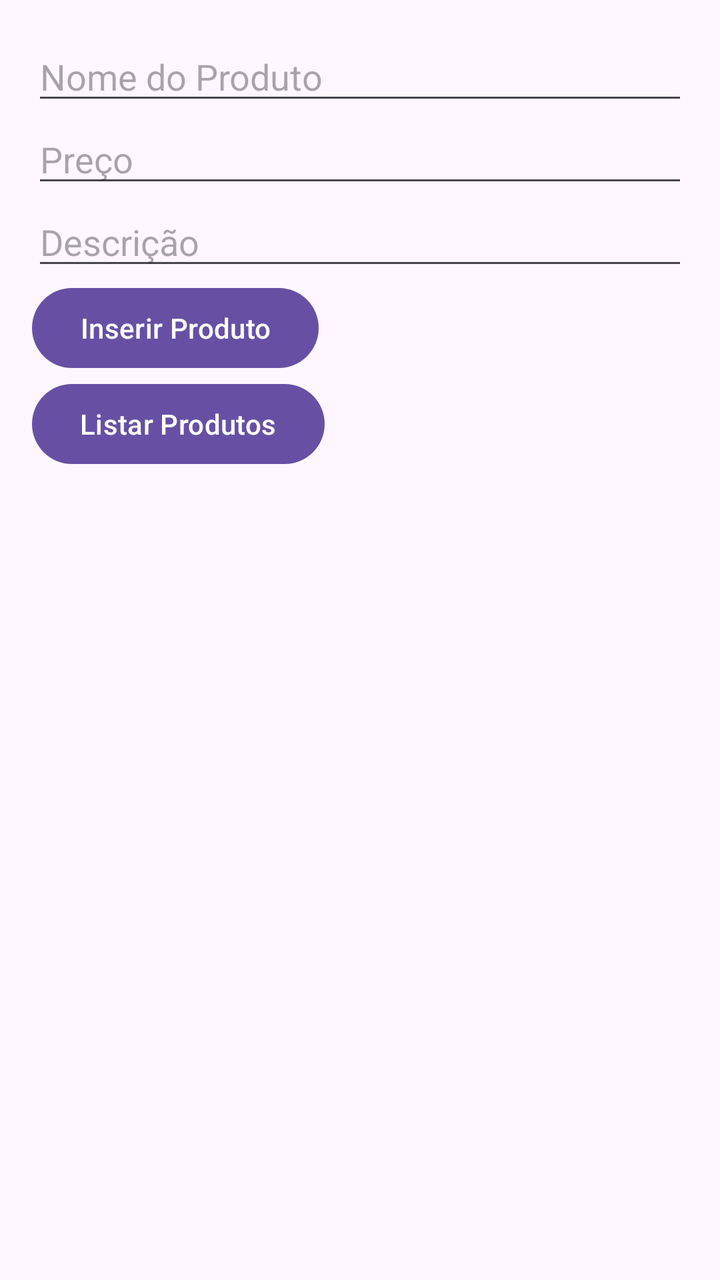
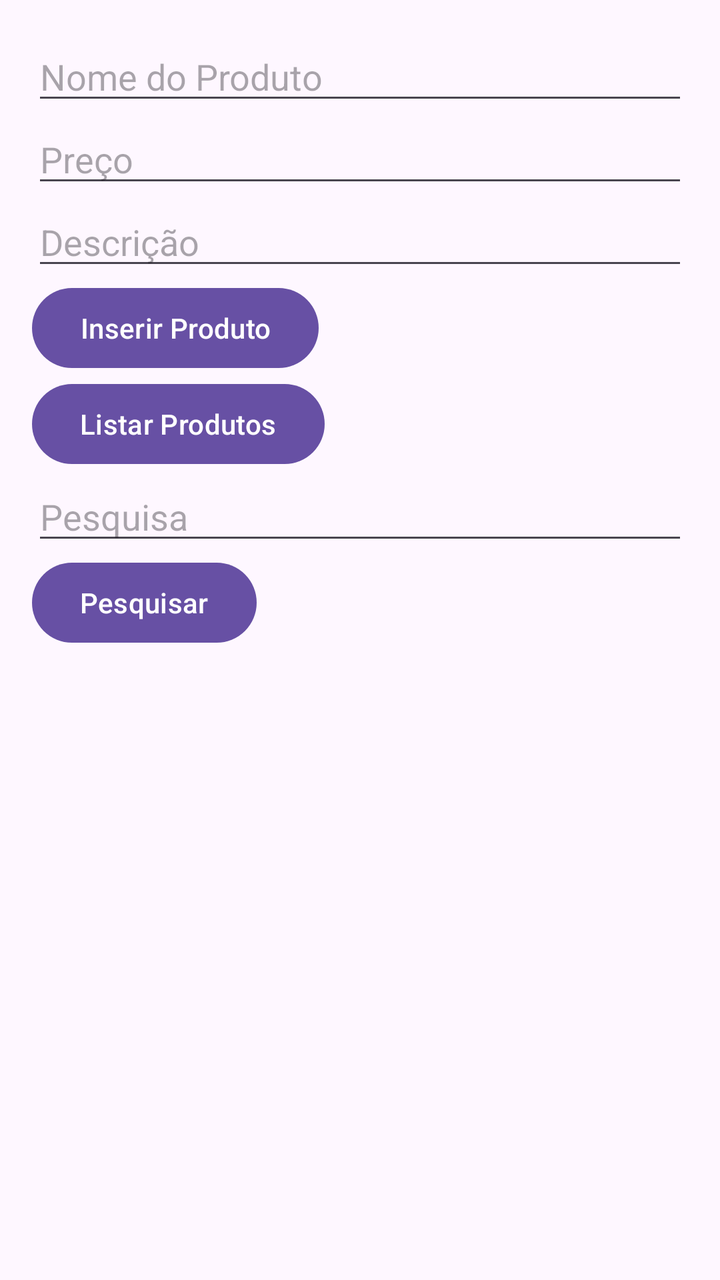

Compare the two renders of this Android layout. The source of the first and the diff that turns it into the second are given below.
<!-- AndroidManifest.xml: application theme Theme.AppRoomProduto -->
<!-- res/layout/activity_main.xml -->
<?xml version="1.0" encoding="utf-8"?>
<LinearLayout xmlns:android="http://schemas.android.com/apk/res/android"
    android:layout_width="match_parent"
    android:layout_height="match_parent"
    android:orientation="vertical"
    android:padding="16dp">
    <EditText
        android:id="@+id/editProductName"
        android:layout_width="match_parent"
        android:layout_height="wrap_content"
        android:hint="Nome do Produto" />
    <EditText
        android:id="@+id/editProductPrice"
        android:layout_width="match_parent"
        android:layout_height="wrap_content"
        android:inputType="numberDecimal"
        android:hint="Preço" />
    <EditText
        android:id="@+id/editProductDescription"
        android:layout_width="match_parent"
        android:layout_height="wrap_content"
        android:hint="Descrição" />
    <Button
        android:id="@+id/btnInserirProduto"
        android:layout_width="wrap_content"
        android:layout_height="wrap_content"
        android:text="Inserir Produto" />
    <Button
        android:id="@+id/btnListarProdutos"
        android:layout_width="wrap_content"
        android:layout_height="wrap_content"
        android:text="Listar Produtos" />

</LinearLayout>
<!-- resources referenced by this layout -->
<resources>
  <style name="Theme.AppRoomProduto" parent="Base.Theme.AppRoomProduto" />
  <style name="Base.Theme.AppRoomProduto" parent="Theme.Material3.DayNight.NoActionBar">
          
          
      </style>
</resources>

<!-- the commit's change to res/layout/activity_main.xml (unified diff, before → after) -->
@@ -31,4 +31,21 @@
         android:layout_height="wrap_content"
         android:text="Listar Produtos" />
 
+    <EditText
+        android:id="@+id/editSearch"
+        android:layout_width="match_parent"
+        android:layout_height="wrap_content"
+        android:hint="Pesquisa" />
+
+    <Button
+        android:id="@+id/btnPesquisar"
+        android:layout_width="wrap_content"
+        android:layout_height="wrap_content"
+        android:text="Pesquisar"/>
+
+    <TextView
+        android:id="@+id/txvProdutos"
+        android:layout_width="match_parent"
+        android:layout_height="wrap_content" />
+
 </LinearLayout>
